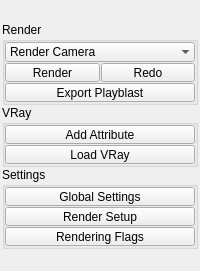
Qt form tentacle/ui/rendering.ui (m3trik/tentacle) before a commit.
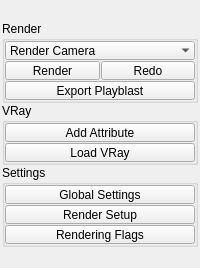
The same form after that commit. Custom widgets are drawn as their Qt base class.

```diff
--- a/tentacle/ui/rendering.ui
+++ b/tentacle/ui/rendering.ui
@@ -58,7 +58,7 @@
         <property name="minimumSize">
          <size>
           <width>0</width>
-          <height>20</height>
+          <height>19</height>
          </size>
         </property>
         <property name="font">
@@ -142,13 +142,13 @@
            <property name="minimumSize">
             <size>
              <width>0</width>
-             <height>20</height>
+             <height>19</height>
             </size>
            </property>
            <property name="maximumSize">
             <size>
              <width>16777215</width>
-             <height>20</height>
+             <height>19</height>
             </size>
            </property>
            <property name="statusTip">
@@ -377,13 +377,13 @@
         <property name="minimumSize">
          <size>
           <width>0</width>
-          <height>20</height>
+          <height>19</height>
          </size>
         </property>
         <property name="maximumSize">
          <size>
           <width>16777215</width>
-          <height>20</height>
+          <height>19</height>
          </size>
         </property>
        </widget>
```
